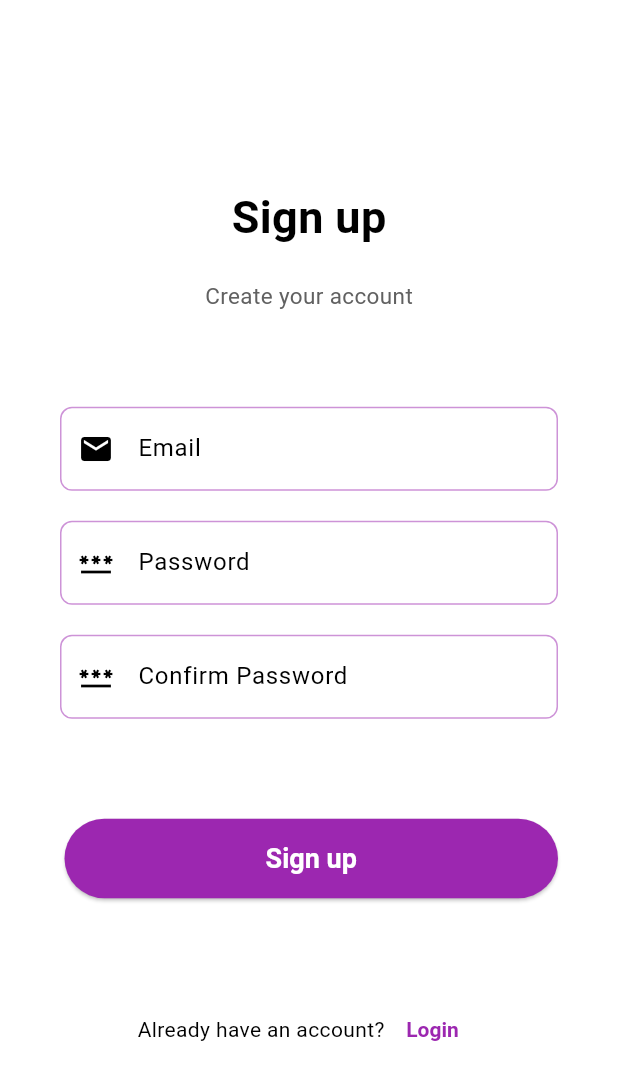
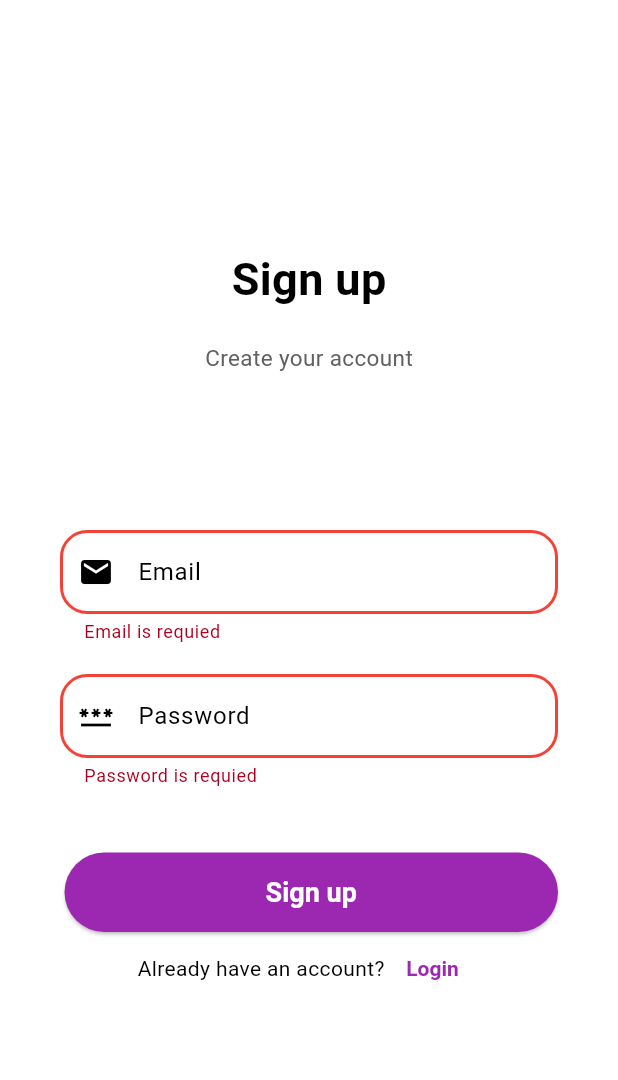
Before and after one commit to Asmaa-Elhendy/kiosk_finder, a Flutter app: the screen it shows after launch, after a tap on "Sign up", on a phone screen of 412 x 824 dp. Shown: the top 1080 px of the screen. Run offline on Flutter 3.47's test engine with Material 3 defaults, Android fonts, the phone set to English and light mode, and no system bars; our stand-ins replace bloc, dartz, equatable, firebase_auth, firebase_core, flutter_bloc and 2 more; accounts and stored records are empty.

Commit message:
handle firebase sign in/up and exceptions

```diff
--- a/lib/core/error/failures.dart
+++ b/lib/core/error/failures.dart
@@ -13,3 +13,33 @@
   // TODO: implement props
   List<Object?> get props => [];
 }
+
+class UserNotFoundFailure extends Failure {
+  @override
+  // TODO: implement props
+  List<Object?> get props => [];
+}
+
+class WrongPasswordFailure extends Failure {
+  @override
+  // TODO: implement props
+  List<Object?> get props => [];
+}
+
+class EmailAlreadyInUseFailure extends Failure {
+  @override
+  // TODO: implement props
+  List<Object?> get props => [];
+}
+
+class WeakPasswordFailure extends Failure {
+  @override
+  // TODO: implement props
+  List<Object?> get props => [];
+}
+
+class InvalidEmailFailure extends Failure {
+  @override
+  // TODO: implement props
+  List<Object?> get props => [];
+}
--- a/lib/core/strings/messages.dart
+++ b/lib/core/strings/messages.dart
@@ -1,2 +1,7 @@
 const SIGN_UP_MESSAGE="Sign Up Successfully";
 const SIGN_IN_MESSAGE="Sign In Successfully";
+const USER_NOT_FOUND_MESSAGE="User Not Found";
+const WRONG_PASSWORD_MESSAGE="Wrong Password";
+const EMAIL_ALREADY_IN_USE_MESSAGE="Email already in use";
+const WEAK_PASSWORD_MESSAGE="weak password";
+const INVALID_EMAIL="Invalid Email";
--- a/lib/features/authentication/presentation/pages/sign_up_and_in_page.dart
+++ b/lib/features/authentication/presentation/pages/sign_up_and_in_page.dart
@@ -1,6 +1,12 @@
 import 'package:flutter/material.dart';
-import 'package:kiosk_finder/features/authentication/presentation/widgets/form_btn_widget.dart';
-import 'package:kiosk_finder/features/authentication/presentation/widgets/text_form_field_widget.dart';
+import 'package:flutter_bloc/flutter_bloc.dart';
+import 'package:kiosk_finder/features/authentication/presentation/widgets/form_widget.dart';
+
+import '../../../../core/util/snack_bar_message.dart';
+import '../../../map/home.dart';
+import '../bloc/auth/auth_bloc.dart';
+import '../bloc/auth/auth_state.dart';
+import '../widgets/loading_widget.dart';
 
 class SignUpAndInPage extends StatelessWidget {
   final bool isLogin;
@@ -42,66 +48,29 @@ class SignUpAndInPage extends StatelessWidget {
                 )
               ],
             ),
-            Column(
-              children: <Widget>[
-                TextFormFieldWidget(
-                  title: "Email",
-                  icon: Icons.email,
-                  isPassword: false,
-                ),
-                const SizedBox(height: 20),
-                TextFormFieldWidget(
-                  title: "Password",
-                  icon: Icons.password,
-                  isPassword: true,
-                ),
-                const SizedBox(height: 20),
-                isLogin
-                    ? SizedBox()
-                    : TextFormFieldWidget(
-                        title: "Confirm Password",
-                        icon: Icons.password,
-                        isPassword: true,
-                      ),
-              ],
-            ),
-            isLogin
-                ? FormBtnWidget(title: "Sign In", onPressed: () {})
-                : FormBtnWidget(title: "Sign up", onPressed: () {}),
-            isLogin
-                ? _signupIn(context, "Don\'t have an account?", "Sign Up", () {
-                    Navigator.pushReplacement(
-                      context,
-                      MaterialPageRoute(
-                          builder: (_) => SignUpAndInPage(isLogin: false)),
-                    );
-                  })
-                : _signupIn(context, "Already have an account?", "Login", () {
-                    Navigator.pushReplacement(
-                      context,
-                      MaterialPageRoute(
-                          builder: (_) => SignUpAndInPage(isLogin: true)),
-                    );
-                  })
+
+            BlocConsumer<AuthBloc, AuthState>(
+                builder: (context, state) {
+                  if (state is LoadingAuthState) {
+                    return LoadingWidget();
+                  }
+                  return  FormWidget(isLogin: isLogin);
+                }, listener: (context, state) {
+              if (state is MessageAuthState) {
+                SnackBarMessage()
+                    .showSuccessSnackBar(message: state.message, context: context);
+                Navigator.of(context).pushAndRemoveUntil(
+                    MaterialPageRoute(builder: (_) => Home()),
+                        (route) => false);
+              } else if (state is ErrorAuthState) {
+                SnackBarMessage()
+                    .showErrorSnackBar(message: state.message, context: context);
+
+              }
+            }),
           ],
         ),
       ),
     );
   }
-
-  _signupIn(
-      context, String statement, String title, void Function() onPressed) {
-    return Row(
-      mainAxisAlignment: MainAxisAlignment.center,
-      children: [
-        Text(statement),
-        TextButton(
-            onPressed: onPressed,
-            child: Text(
-              title,
-              style: TextStyle(color: Colors.purple),
-            ))
-      ],
-    );
-  }
 }
--- /dev/null
+++ b/lib/features/authentication/presentation/widgets/form_widget.dart
@@ -0,0 +1,117 @@
+import 'package:flutter/material.dart';
+import 'package:flutter_bloc/flutter_bloc.dart';
+import 'package:kiosk_finder/features/authentication/domain/entities/user.dart';
+import 'package:kiosk_finder/features/authentication/presentation/bloc/auth/auth_bloc.dart';
+import 'package:kiosk_finder/features/authentication/presentation/bloc/auth/auth_event.dart';
+import 'package:kiosk_finder/features/authentication/presentation/widgets/text_form_field_widget.dart';
+import '../pages/sign_up_and_in_page.dart';
+import 'form_btn_widget.dart';
+
+class FormWidget extends StatefulWidget {
+  final bool isLogin;
+  const FormWidget({required this.isLogin, super.key});
+
+  @override
+  State<FormWidget> createState() => _FormWidgetState();
+}
+
+class _FormWidgetState extends State<FormWidget> {
+  TextEditingController emailController = TextEditingController();
+
+  TextEditingController passwordController = TextEditingController();
+
+  // TextEditingController confirmPasswordController = TextEditingController();
+  final GlobalKey<FormState> _formKey = GlobalKey<FormState>();
+  @override
+  Widget build(BuildContext context) {
+    return Column(
+      mainAxisAlignment: MainAxisAlignment.spaceEvenly,
+      crossAxisAlignment: CrossAxisAlignment.stretch,
+      children: [
+        Form(
+          key: _formKey,
+          child: Column(
+            children: <Widget>[
+              TextFormFieldWidget(
+                controller: emailController,
+                title: "Email",
+                icon: Icons.email,
+                isPassword: false,
+              ),
+              const SizedBox(height: 20),
+              TextFormFieldWidget(
+                controller: passwordController,
+                title: "Password",
+                icon: Icons.password,
+                isPassword: true,
+              ),
+              const SizedBox(height: 20),
+              // widget.isLogin
+              //     ? SizedBox()
+              //     : TextFormFieldWidget(
+              //         controller: confirmPasswordController,
+              //         title: "Confirm Password",
+              //         icon: Icons.password,
+              //         isPassword: true,
+              //       ),
+            ],
+          ),
+        ),
+        const SizedBox(height: 20),
+        widget.isLogin
+            ? FormBtnWidget(
+                title: "Sign In",
+                onPressed: () {
+                  onPressSignUpOrIn(true);
+                })
+            : FormBtnWidget(
+                title: "Sign up",
+                onPressed: () {
+                  onPressSignUpOrIn(false);
+                }),
+        widget.isLogin
+            ? _signupIn(context, "Don\'t have an account?", "Sign Up", () {
+                Navigator.pushReplacement(
+                  context,
+                  MaterialPageRoute(
+                      builder: (_) => SignUpAndInPage(isLogin: false)),
+                );
+              })
+            : _signupIn(context, "Already have an account?", "Login", () {
+                Navigator.pushReplacement(
+                  context,
+                  MaterialPageRoute(
+                      builder: (_) => SignUpAndInPage(isLogin: true)),
+                );
+              })
+      ],
+    );
+  }
+
+  Widget _signupIn(
+      context, String statement, String title, void Function() onPressed) {
+    return Row(
+      mainAxisAlignment: MainAxisAlignment.center,
+      children: [
+        Text(statement),
+        TextButton(
+            onPressed: onPressed,
+            child: Text(
+              title,
+              style: TextStyle(color: Colors.purple),
+            ))
+      ],
+    );
+  }
+
+  void onPressSignUpOrIn(bool isSignIn) {
+    if (_formKey.currentState!.validate()) {
+      final user = UserEntity(
+          id: '',
+          email: emailController.text,
+          password: passwordController.text);
+      BlocProvider.of<AuthBloc>(context)
+          .add(isSignIn ? SignInEvent(user: user) : SignUpEvent(user: user));
+    }
+  }
+}
--- a/lib/features/authentication/presentation/widgets/text_form_field_widget.dart
+++ b/lib/features/authentication/presentation/widgets/text_form_field_widget.dart
@@ -5,20 +5,38 @@ class TextFormFieldWidget extends StatelessWidget {
   final String title;
   final IconData icon;
   final bool isPassword;
-  const TextFormFieldWidget({required this.title,required this.icon,required this.isPassword,super.key});
+  final TextEditingController controller;
+  const TextFormFieldWidget({required this.title,required this.icon,required this.controller,required this.isPassword,super.key});
 
   @override
   Widget build(BuildContext context) {
-    return  TextField(
+    return  TextFormField(
+      controller: controller,
+
       decoration: InputDecoration(
           hintText: title,
           border: OutlineInputBorder(
               borderRadius: BorderRadius.circular(18),
-              borderSide: BorderSide.none),
+              borderSide: BorderSide(
+               // color: Colors.red,
+                width: 2.0,
+              ),),
+          errorBorder: OutlineInputBorder(
+              borderRadius: BorderRadius.circular(18),
+              borderSide:BorderSide(
+                color: Colors.red,
+                width: 2.0,
+              ),),
           //   fillColor: Colors.purple.withOpacity(0.1),
           filled: true,
           prefixIcon:  Icon(icon)),
       obscureText: isPassword?true:false,
+      validator: (val){
+        if(val!.isEmpty){
+          return '$title is requied';
+        }
+      },
+
     );
   }
 }
--- a/lib/injection.dart
+++ b/lib/injection.dart
@@ -0,0 +1,42 @@
+import 'package:firebase_auth/firebase_auth.dart';
+import 'package:get_it/get_it.dart';
+import 'package:internet_connection_checker/internet_connection_checker.dart';
+import 'package:kiosk_finder/features/authentication/domain/usecases/signin_usecase.dart';
+import 'package:kiosk_finder/features/authentication/domain/usecases/signup_usecase.dart';
+import 'package:kiosk_finder/features/authentication/presentation/bloc/auth/auth_bloc.dart';
+import 'core/network/network_info.dart';
+import 'features/authentication/data/datasources/user_firebase_data_source.dart';
+import 'features/authentication/data/repositories/auth_repository_impl.dart';
+import 'features/authentication/domain/repositories/auth_repository.dart';
+
+final sl = GetIt.instance;
+
+Future<void> init() async {
+  ///features- authentication
+
+  //bloc
+  sl.registerFactory(() => AuthBloc(signUpUseCase: sl(), signInUseCase: sl()));
+
+  //useCases
+  sl.registerLazySingleton(() => SignUpUseCase(sl()));
+
+  sl.registerLazySingleton(() => SignInUseCase(sl()));
+
+  //repository
+  sl.registerLazySingleton<AuthRepository>(() =>
+      AuthRepositoryImpl(remoteFirebaseDataSource: sl(), networkInfo: sl()));
+  //dataSources
+
+  sl.registerLazySingleton<AuthRemoteDataSource>(
+      () => AuthRemoteDataSourceImpl(firebaseAuth: sl()));
+
+  //core
+
+  sl.registerLazySingleton<NetworkInfo>(() => NetworkInfoImpl(sl()));
+
+  //external
+  final FirebaseAuth firebaseAuth =  FirebaseAuth.instance;
+  sl.registerLazySingleton(() => firebaseAuth);
+
+  sl.registerLazySingleton(() => InternetConnectionChecker.createInstance());
+}
--- a/lib/main.dart
+++ b/lib/main.dart
@@ -1,11 +1,19 @@
 import 'package:firebase_core/firebase_core.dart';
 import 'package:flutter/material.dart';
+import 'package:flutter_bloc/flutter_bloc.dart';
+import 'package:kiosk_finder/features/authentication/presentation/bloc/auth/auth_bloc.dart';
 import 'core/app_theme.dart';
 import 'features/authentication/presentation/pages/sign_up_and_in_page.dart';
-
+import 'injection.dart' as di; //di: refer to dependency injection
 void main() async {
   WidgetsFlutterBinding.ensureInitialized();
-  await Firebase.initializeApp();
+  try {
+    await Firebase.initializeApp(); // Initialize Firebase
+    print('Firebase Initialization Successful');
+  } catch (e) {
+    print('Firebase Initialization Failed: $e');
+  }
+  await di.init();
   runApp(const MyApp());
 }
 
@@ -14,11 +22,14 @@ class MyApp extends StatelessWidget {
 
   @override
   Widget build(BuildContext context) {
-    return MaterialApp(
-      debugShowCheckedModeBanner: false,
-      title: 'Kiosk Finder',
-      theme: appTheme,
-      home: SignUpAndInPage(isLogin:false),
+    return BlocProvider(
+      create: (context) =>  di.sl<AuthBloc>(),
+      child: MaterialApp(
+        debugShowCheckedModeBanner: false,
+        title: 'Kiosk Finder',
+        theme: appTheme,
+        home: SignUpAndInPage(isLogin: false),
+      ),
     );
   }
 }
--- a/pubspec.yaml
+++ b/pubspec.yaml
@@ -20,8 +20,8 @@ dependencies:
   #service locator
   get_it: ^8.0.3
   internet_connection_checker: ^3.0.1
+  firebase_core: ^3.10.0
   firebase_auth: ^5.4.0
-  firebase_core: ^3.10.0
 
 
   cupertino_icons: ^1.0.8
```
Also changed, not shown: lib/core/error/exceptions.dart (+11 -1 lines), lib/core/util/snack_bar_message.dart (added, +26 -0 lines), lib/features/authentication/data/datasources/user_firebase_data_source.dart (+30 -4 lines), lib/features/authentication/data/repositories/auth_repository_impl.dart (+13 -1 lines), lib/features/authentication/presentation/bloc/auth/auth_bloc.dart (+13 -2 lines), lib/features/authentication/presentation/widgets/loading_widget.dart (added, +22 -0 lines), lib/features/map/home.dart (added, +10 -0 lines), 3 other files.
